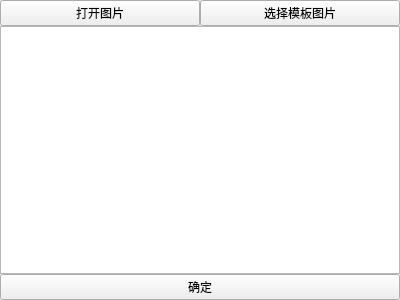
ngzHappy/oct2, file opencv_imgproc/opencv_matchTemplate/ControlItem.ui: the form before one commit.
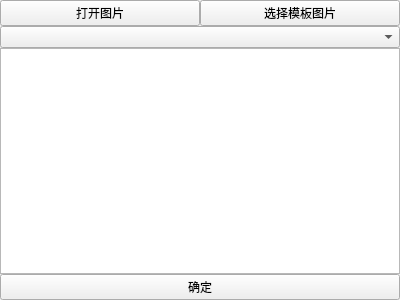
The form after the commit.

The edit to the form file:
```diff
--- a/opencv_imgproc/opencv_matchTemplate/ControlItem.ui
+++ b/opencv_imgproc/opencv_matchTemplate/ControlItem.ui
@@ -50,6 +50,9 @@
      </item>
     </layout>
    </item>
+   <item>
+    <widget class="QComboBox" name="comboBox"/>
+   </item>
    <item>
     <widget class="QGraphicsView" name="graphicsView"/>
    </item>
```
